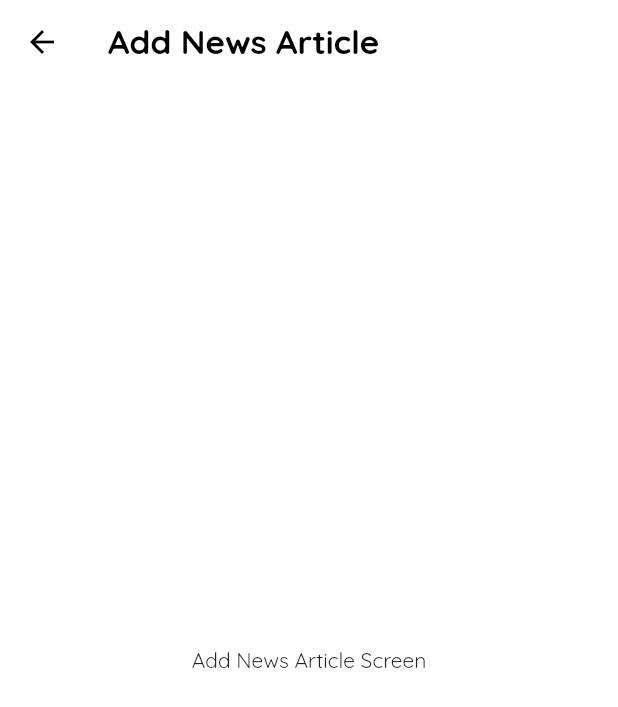
After one commit to navaneethp123/nitk_virtual_guide, a Flutter app: the AddNewsArticleScreen screen opened by its route, on a phone screen of 412 x 824 dp. The commit adds this screen. Shown: the top 707 px of the screen. Run offline on Flutter 3.47's test engine with Material 2 defaults, Android fonts, the phone set to English and light mode, and no system bars.

Commit message:
Add Screens and Screen Transitions

```diff
--- /dev/null
+++ b/lib/ui/screens/add_news_article_screen.dart
@@ -0,0 +1,25 @@
+import 'package:flutter/material.dart';
+
+class AddNewsArticleScreen extends StatefulWidget {
+  static const String routeName = 'add-news-article-screen';
+
+  @override
+  _AddNewsArticleScreenState createState() => _AddNewsArticleScreenState();
+}
+
+class _AddNewsArticleScreenState extends State<AddNewsArticleScreen> {
+  @override
+  Widget build(BuildContext context) {
+    return Scaffold(
+      appBar: AppBar(
+        title: Text(
+          'Add News Article',
+          style: TextStyle(fontSize: kToolbarHeight * 0.4),
+        ),
+      ),
+      body: Center(
+        child: Text('Add News Article Screen'),
+      ),
+    );
+  }
+}
--- /dev/null
+++ b/lib/ui/transitions/add_screen_page_route.dart
@@ -0,0 +1,30 @@
+import 'package:flutter/material.dart';
+
+class AddScreenPageRoute<T> extends MaterialPageRoute<T> {
+  AddScreenPageRoute({WidgetBuilder builder, RouteSettings settings})
+      : super(builder: builder, settings: settings);
+
+  @override
+  Duration get transitionDuration => Duration(milliseconds: 300);
+
+  @override
+  Widget buildTransitions(
+    BuildContext context,
+    Animation<double> animation,
+    Animation<double> secondaryAnimation,
+    Widget child,
+  ) {
+    if (settings.name == '/') {
+      return child;
+    }
+
+    return SlideTransition(
+      position: Tween<Offset>(begin: Offset(1, 0), end: Offset.zero)
+          .animate(animation),
+      child: child,
+    );
+  }
+}
+
+// A good article. Incase I need it later:
+// https://medium.com/flutter-community/everything-you-need-to-know-about-flutter-page-route-transition-9ef5c1b32823
--- /dev/null
+++ b/lib/ui/transitions/display_screen_page_transition_builder.dart
@@ -0,0 +1,19 @@
+import 'package:flutter/material.dart';
+
+class DisplayScreenPageTransitionBuilder extends PageTransitionsBuilder {
+  @override
+  Widget buildTransitions<T>(
+    PageRoute<T> route,
+    BuildContext context,
+    Animation<double> animation,
+    Animation<double> secondaryAnimation,
+    Widget child,
+  ) {
+    return Align(
+      child: FadeTransition(
+        opacity: animation,
+        child: child,
+      ),
+    );
+  }
+}
```
Also changed, not shown: lib/main.dart (+30 -0 lines), lib/ui/screens/add_event_screen.dart (added, +25 -0 lines), lib/ui/screens/events-screen.dart (+8 -0 lines), lib/ui/screens/news-screen.dart (+8 -0 lines), lib/ui/transitions/from_drawer_transition.dart (deleted), lib/ui/transitions/from_screen_transition.dart (deleted).
